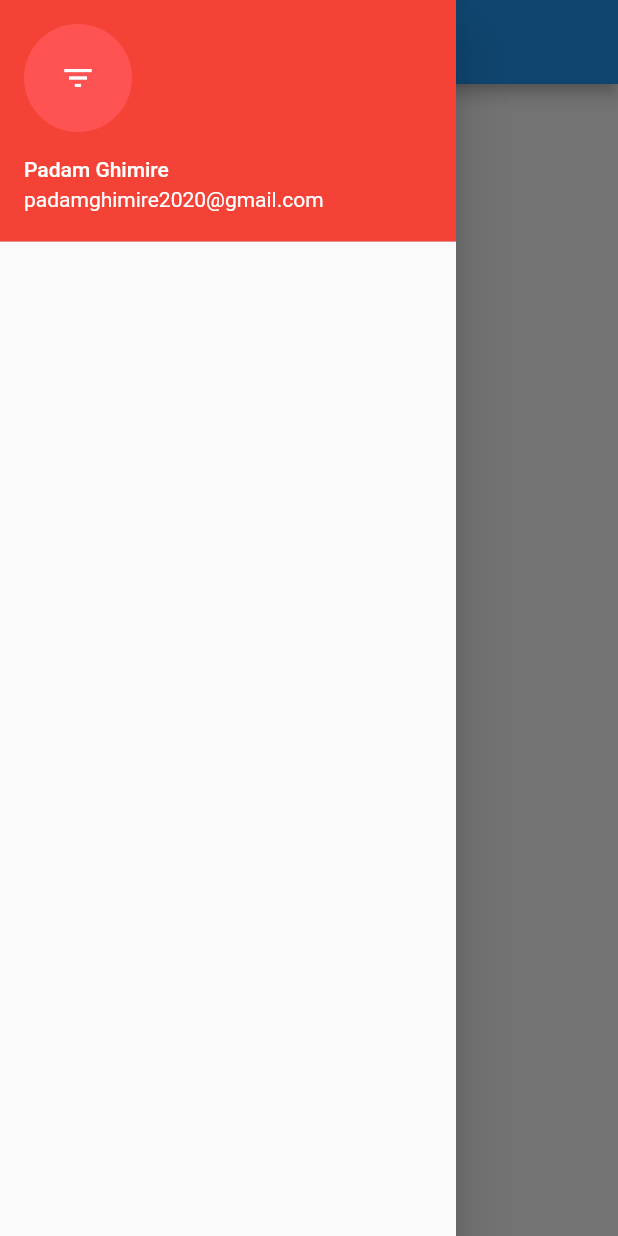
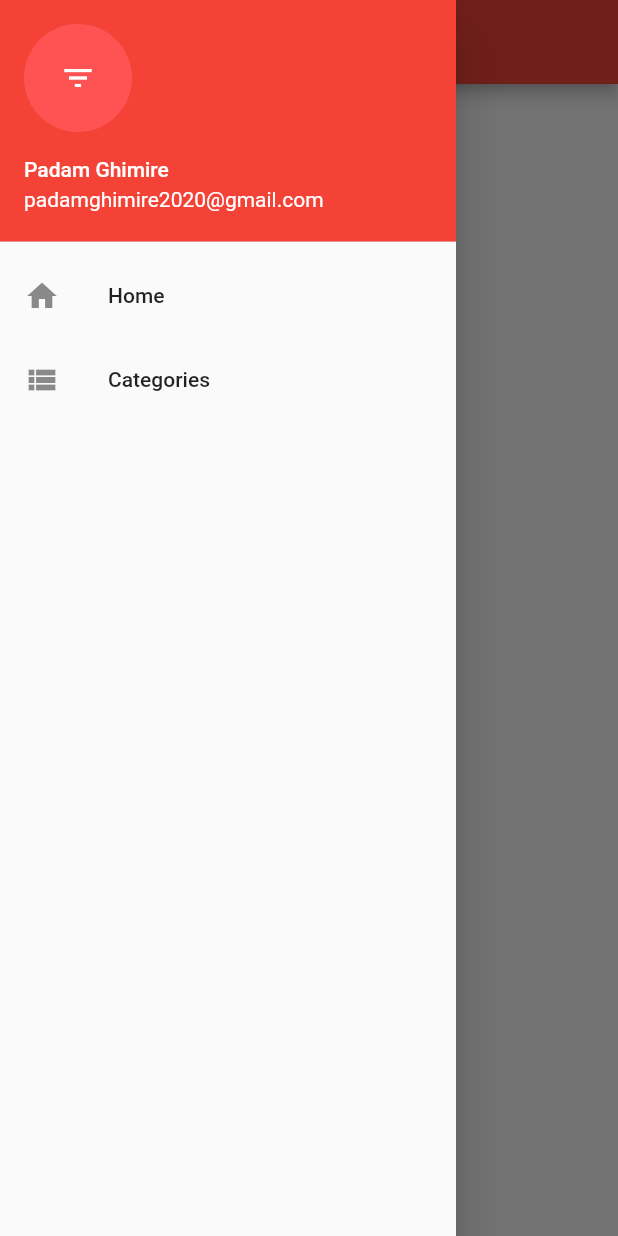
Before and after one commit to padam-ghimire/flutter_todo, a Flutter app: the screen it shows after launch, with the side drawer open, on a phone screen of 412 x 824 dp. Run offline on Flutter 3.47's test engine with Material 2 defaults, Android fonts, the phone set to English and light mode, and no system bars.

```diff
--- a/lib/helpers/drawer_navigation.dart
+++ b/lib/helpers/drawer_navigation.dart
@@ -1,5 +1,7 @@
 import 'package:flutter/cupertino.dart';
 import 'package:flutter/material.dart';
+import 'package:todo/screens/category_screen.dart';
+import 'package:todo/screens/home_screen.dart';
 
 class DrawerNavigation extends StatefulWidget{
   @override
@@ -28,6 +30,20 @@ class _DrawerNavigation extends State<DrawerNavigation>{
               decoration: BoxDecoration(
                 color: Colors.red
               ),
+            ),
+            ListTile(
+              title: Text("Home"),
+              leading: Icon(Icons.home),
+              onTap: (){
+                Navigator.of(context).push(new MaterialPageRoute(builder: (context)=> new HomeScreen()));
+              },
+            ),
+             ListTile(
+              title: Text("Categories"),
+              leading: Icon(Icons.view_list),
+              onTap: (){
+                Navigator.of(context).push(new MaterialPageRoute(builder: (context)=> new CategoryScreen()));
+              },
             )
           ],
         ),
--- a/lib/screens/home_screen.dart
+++ b/lib/screens/home_screen.dart
@@ -12,7 +12,7 @@ class  _HomeScreenState extends State<HomeScreen> {
 
     return Scaffold(
       appBar: AppBar(
-        title: Text("Home")
+        title: Text("Home! Welcome")
       ),
       drawer: DrawerNavigation(),
     );
--- a/lib/src/app.dart
+++ b/lib/src/app.dart
@@ -8,6 +8,9 @@ class App extends StatelessWidget{
   Widget build(BuildContext context) {
 
     return MaterialApp(
+      theme: ThemeData(
+        primarySwatch: Colors.red,
+      ),
       home: HomeScreen(),
 
     );
```
Also changed, not shown: lib/screens/category_screen.dart (added, +77 -0 lines).
